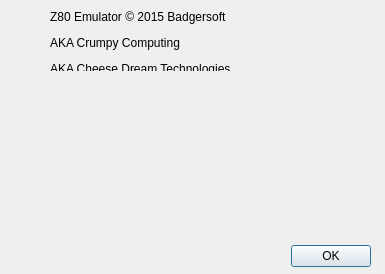
First picture: the form in ui/about_box.ui, repository electrified/cpuqt, before the edit.
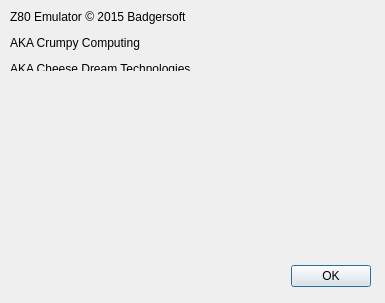
Second picture: the form after the edit. Icons and pictures are not drawn.

Patch:
```diff
--- a/ui/about_box.ui
+++ b/ui/about_box.ui
@@ -10,7 +10,7 @@
     <x>0</x>
     <y>0</y>
     <width>385</width>
-    <height>274</height>
+    <height>303</height>
    </rect>
   </property>
   <property name="sizePolicy">
@@ -25,11 +25,14 @@
   <property name="windowOpacity">
    <double>1.000000000000000</double>
   </property>
+  <property name="sizeGripEnabled">
+   <bool>false</bool>
+  </property>
   <widget class="QDialogButtonBox" name="buttonBox">
    <property name="geometry">
     <rect>
      <x>30</x>
-     <y>240</y>
+     <y>260</y>
      <width>341</width>
      <height>32</height>
     </rect>
@@ -44,10 +47,10 @@
   <widget class="QLabel" name="label">
    <property name="geometry">
     <rect>
-     <x>80</x>
-     <y>90</y>
-     <width>211</width>
-     <height>141</height>
+     <x>50</x>
+     <y>70</y>
+     <width>271</width>
+     <height>171</height>
     </rect>
    </property>
    <property name="text">
@@ -63,9 +66,9 @@
   <widget class="QLabel" name="label_2">
    <property name="geometry">
     <rect>
-     <x>50</x>
+     <x>10</x>
      <y>10</y>
-     <width>181</width>
+     <width>281</width>
      <height>61</height>
     </rect>
    </property>
```
